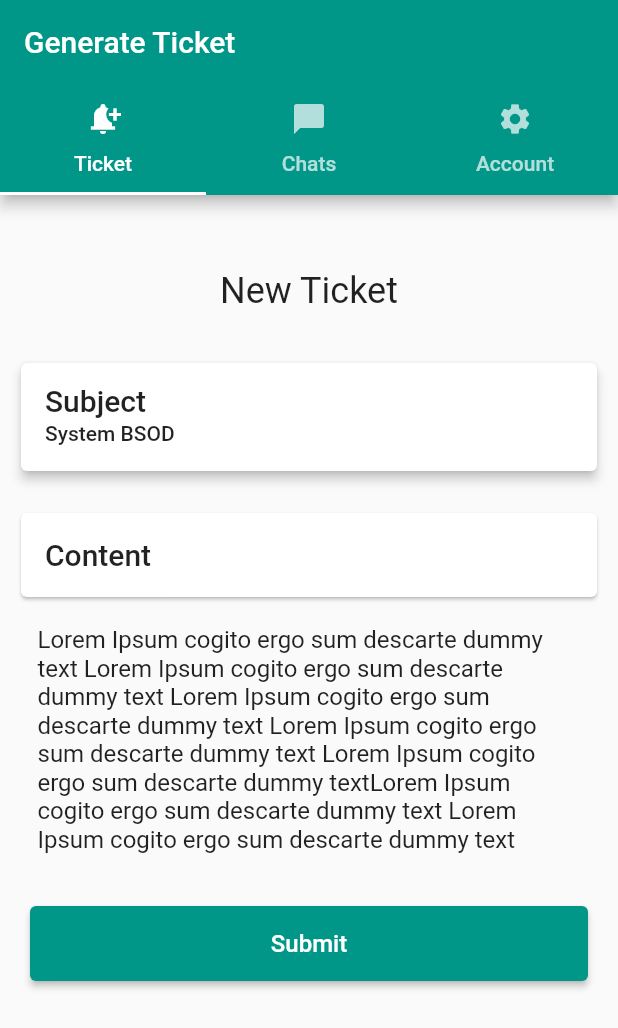
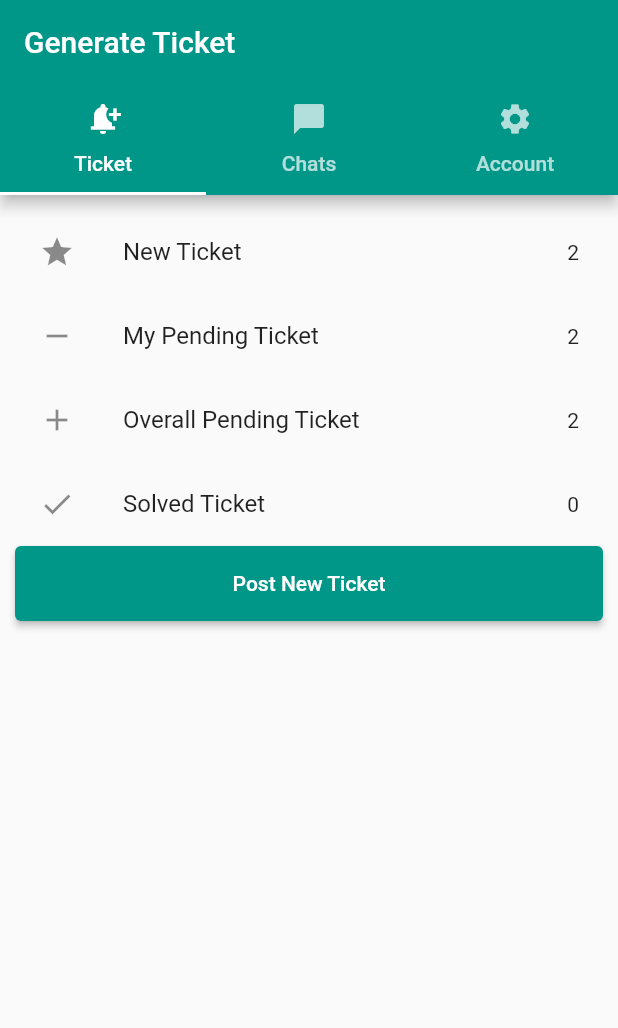
Before and after one commit to Blacktech2007/MAPApp, a Flutter app: the screen it shows after launch, after a tap on "Login", on a phone screen of 412 x 824 dp. Shown: the top 1028 px of the screen. Run offline on Flutter 3.47's test engine with Material 2 defaults, Android fonts, the phone set to English and light mode, and no system bars.

Commit message:
Ticket List added

```diff
--- a/lib/pages/homePage.dart
+++ b/lib/pages/homePage.dart
@@ -1,5 +1,5 @@
 import 'package:flutter/material.dart';
-import 'ticketPage.dart' as tickets;
+import 'ticketsList.dart' as tickets;
 import 'accountPage.dart' as accounts;
 import 'chatPage.dart' as chats;
 
@@ -31,7 +31,7 @@ class HomePage extends StatelessWidget {
           ),
           body: TabBarView(
             children: [
-              const tickets.Tickets(),
+              const tickets.TicketsList(),
               chats.Chats(),
               accounts.Account()
             ],
--- a/lib/pages/ticketPage.dart
+++ b/lib/pages/ticketPage.dart
@@ -1,11 +1,14 @@
 import 'package:flutter/material.dart';
 
-class Tickets extends StatelessWidget {
-  const Tickets({Key? key}) : super(key: key);
+class NewTickets extends StatelessWidget {
+  const NewTickets({Key? key}) : super(key: key);
 
   @override
   Widget build(BuildContext context) {
     return Scaffold(
+      appBar: AppBar(
+        title: const Text('Post Ticket'),
+      ),
       body: Column(
         children: [
           Center(
@@ -17,7 +20,7 @@ class Tickets extends StatelessWidget {
               ),
             ),
           ),
-          SizedBox(
+          const SizedBox(
             height: 20,
           ),
           Padding(
@@ -51,7 +54,7 @@ class Tickets extends StatelessWidget {
                     Container(
                       padding: EdgeInsets.all(15),
                       decoration: BoxDecoration(),
-                      child: Text(
+                      child: const Text(
                         'Lorem Ipsum cogito ergo sum descarte dummy text Lorem '
                         'Ipsum cogito ergo sum descarte dummy text Lorem Ipsum cogito '
                         'ergo sum descarte dummy text Lorem Ipsum cogito ergo sum descarte dummy '
@@ -63,12 +66,12 @@ class Tickets extends StatelessWidget {
                     ),
                     Spacer(),
                     Container(
-                      margin: EdgeInsets.symmetric(vertical: 20),
-                      padding: EdgeInsets.symmetric(horizontal: 10),
+                      margin: const EdgeInsets.symmetric(vertical: 20),
+                      padding: const EdgeInsets.symmetric(horizontal: 10),
                       width: 400,
                       height: 50,
                       child: ElevatedButton(
-                        onPressed: () => null,
+                        onPressed: () => NewTickets,
                         child: const Text(
                           'Submit',
                           style: TextStyle(fontSize: 16.0),
--- /dev/null
+++ b/lib/pages/ticketsList.dart
@@ -0,0 +1,50 @@
+import 'package:flutter/material.dart';
+import 'package:garage/pages/ticketPage.dart';
+
+class TicketsList extends StatelessWidget {
+  const TicketsList({Key? key}) : super(key: key);
+
+  @override
+  Widget build(BuildContext context) {
+    return Scaffold(
+      body: ListView(
+        padding: EdgeInsets.all(10.0),
+        children: [
+          const ListTile(
+            leading: Icon(Icons.star),
+            title: Text('New Ticket'),
+            trailing: Text('2'),
+          ),
+          const ListTile(
+            leading: Icon(Icons.remove),
+            title: Text('My Pending Ticket'),
+            trailing: Text('2'),
+          ),
+          const ListTile(
+            leading: Icon(Icons.add),
+            title: Text('Overall Pending Ticket'),
+            trailing: Text('2'),
+          ),
+          const ListTile(
+            leading: Icon(Icons.done),
+            title: Text('Solved Ticket'),
+            trailing: Text('0'),
+          ),
+          SizedBox(
+            width: 400,
+            height: 50,
+            child: ElevatedButton(
+                onPressed: () {
+                  Navigator.push(
+                      context,
+                      MaterialPageRoute(
+                        builder: (context) => NewTickets(),
+                      ));
+                },
+                child: const Text('Post New Ticket')),
+          ),
+        ],
+      ),
+    );
+  }
+}
```
